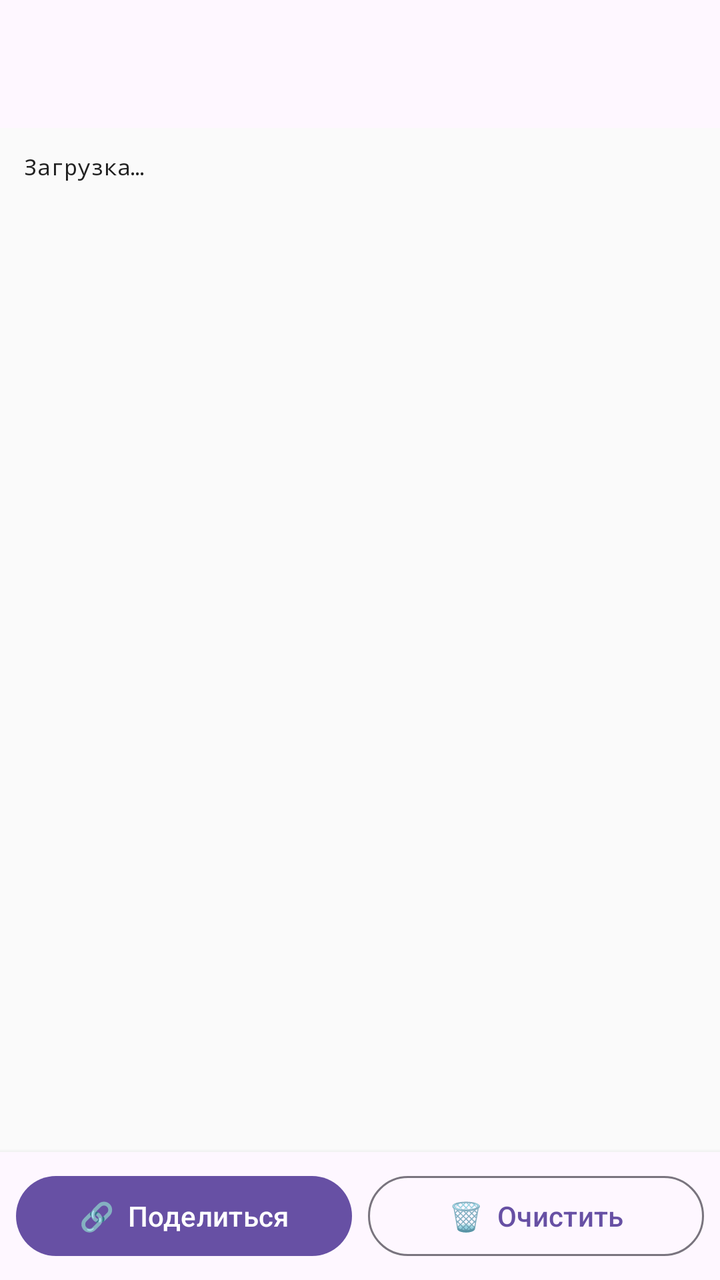
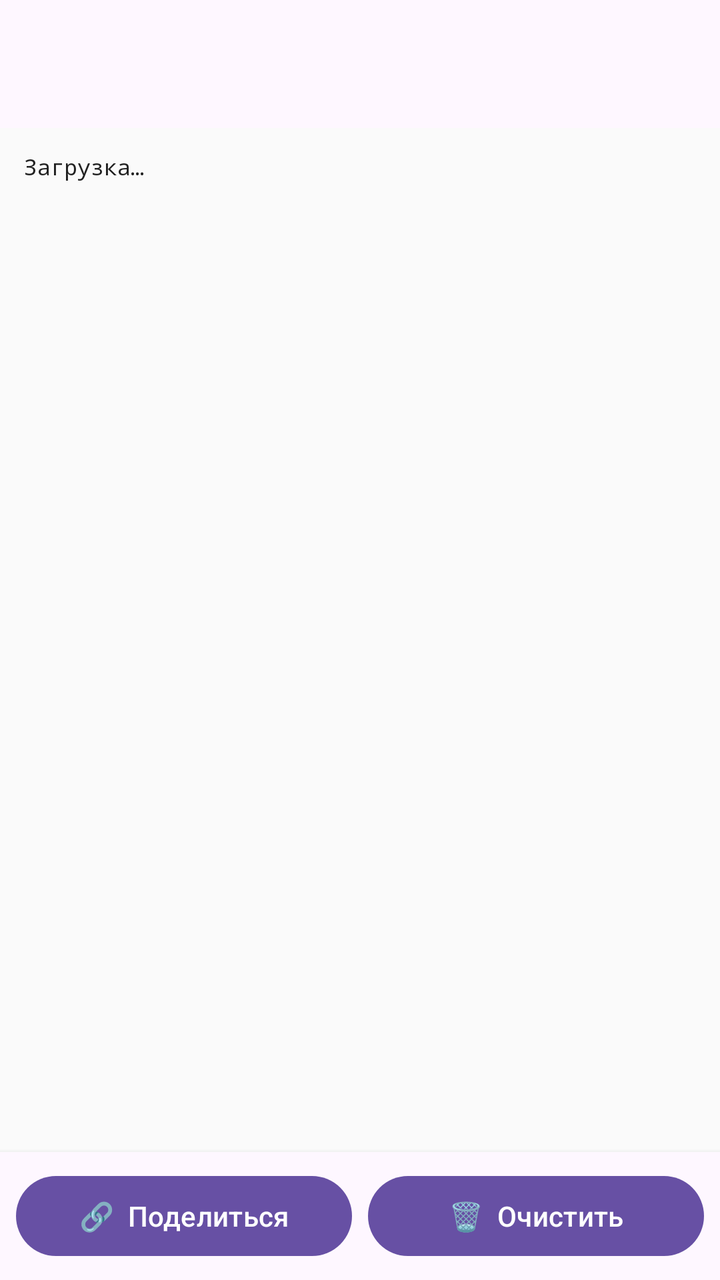

Screens rendered from an Android XML layout before and after an edit, with the pre-edit source and the edit as a unified diff.
<!-- AndroidManifest.xml: application theme Theme.Atom.Main -->
<!-- res/layout/activity_log_viewer.xml -->
<?xml version="1.0" encoding="utf-8"?>
<LinearLayout xmlns:android="http://schemas.android.com/apk/res/android"
    android:layout_width="match_parent"
    android:layout_height="match_parent"
    android:orientation="vertical">

    <com.google.android.material.appbar.MaterialToolbar
        android:id="@+id/toolbar"
        android:layout_width="match_parent"
        android:layout_height="?attr/actionBarSize"
        android:title="Лог" />

    <ScrollView
        android:id="@+id/scrollView"
        android:layout_width="match_parent"
        android:layout_height="0dp"
        android:layout_weight="1"
        android:padding="12dp"
        android:background="#FAFAFA">

        <TextView
            android:id="@+id/logText"
            android:layout_width="match_parent"
            android:layout_height="wrap_content"
            android:fontFamily="monospace"
            android:textSize="11sp"
            android:textColor="#212121"
            android:text="Загрузка…" />
    </ScrollView>

    <LinearLayout
        android:layout_width="match_parent"
        android:layout_height="wrap_content"
        android:orientation="horizontal"
        android:padding="8dp"
        android:background="?attr/colorSurface"
        android:elevation="4dp">

        <com.google.android.material.button.MaterialButton
            android:id="@+id/btnShare"
            android:layout_width="0dp"
            android:layout_height="wrap_content"
            android:layout_weight="1"
            android:layout_marginEnd="4dp"
            android:text="🔗  Поделиться" />

        <com.google.android.material.button.MaterialButton
            android:id="@+id/btnClear"
            style="@style/Widget.Material3.Button.OutlinedButton"
            android:layout_width="0dp"
            android:layout_height="wrap_content"
            android:layout_weight="1"
            android:layout_marginStart="4dp"
            android:text="🗑  Очистить" />
    </LinearLayout>
</LinearLayout>
<!-- resources referenced by this layout -->
<resources>
  <style name="Theme.Atom.Main" parent="Theme.Material3.DayNight.NoActionBar">
          <item name="android:statusBarColor">?attr/colorSurface</item>
          <item name="android:windowLightStatusBar" tools:targetApi="m">true</item>
      </style>
</resources>

<!-- the commit's change to res/layout/activity_log_viewer.xml (unified diff, before → after) -->
@@ -3,13 +3,11 @@
     android:layout_width="match_parent"
     android:layout_height="match_parent"
     android:orientation="vertical">
-
     <com.google.android.material.appbar.MaterialToolbar
         android:id="@+id/toolbar"
         android:layout_width="match_parent"
         android:layout_height="?attr/actionBarSize"
         android:title="Лог" />
-
     <ScrollView
         android:id="@+id/scrollView"
         android:layout_width="match_parent"
@@ -17,7 +15,6 @@
         android:layout_weight="1"
         android:padding="12dp"
         android:background="#FAFAFA">
-
         <TextView
             android:id="@+id/logText"
             android:layout_width="match_parent"
@@ -27,7 +24,6 @@
             android:textColor="#212121"
             android:text="Загрузка…" />
     </ScrollView>
-
     <LinearLayout
         android:layout_width="match_parent"
         android:layout_height="wrap_content"
@@ -35,7 +31,6 @@
         android:padding="8dp"
         android:background="?attr/colorSurface"
         android:elevation="4dp">
-
         <com.google.android.material.button.MaterialButton
             android:id="@+id/btnShare"
             android:layout_width="0dp"
@@ -43,10 +38,8 @@
             android:layout_weight="1"
             android:layout_marginEnd="4dp"
             android:text="🔗  Поделиться" />
-
         <com.google.android.material.button.MaterialButton
             android:id="@+id/btnClear"
-            style="@style/Widget.Material3.Button.OutlinedButton"
             android:layout_width="0dp"
             android:layout_height="wrap_content"
             android:layout_weight="1"
